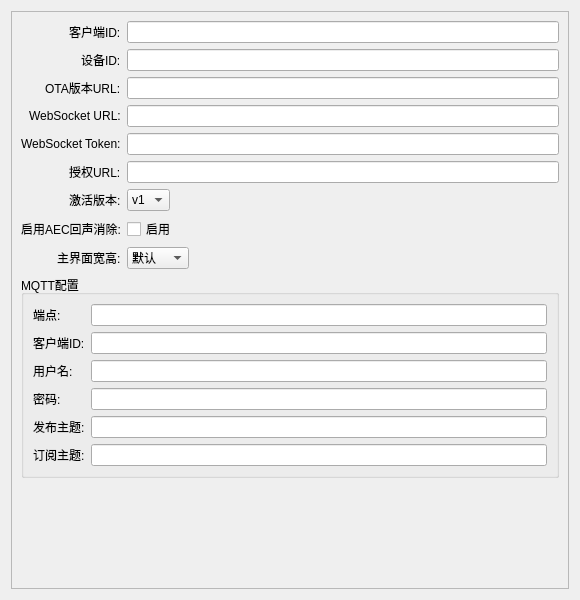
Qt form src/views/settings/components/system_options/system_options_widget.ui (GGbond-dot/kian_ai_0001) before a commit.
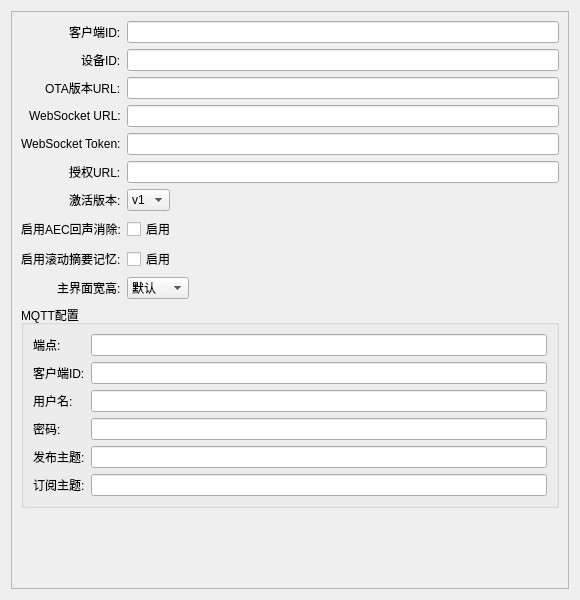
The same form after that commit.

```diff
--- a/src/views/settings/components/system_options/system_options_widget.ui
+++ b/src/views/settings/components/system_options/system_options_widget.ui
@@ -135,13 +135,27 @@
         </widget>
        </item>
        <item row="8" column="0">
+        <widget class="QLabel" name="label_memory_summary_enabled">
+         <property name="text">
+          <string>启用滚动摘要记忆:</string>
+         </property>
+        </widget>
+       </item>
+       <item row="8" column="1">
+        <widget class="QCheckBox" name="memory_summary_enabled_check">
+         <property name="text">
+          <string>启用</string>
+         </property>
+        </widget>
+       </item>
+       <item row="9" column="0">
         <widget class="QLabel" name="label_window_size">
          <property name="text">
           <string>主界面宽高:</string>
          </property>
         </widget>
        </item>
-       <item row="8" column="1">
+       <item row="9" column="1">
         <widget class="QComboBox" name="window_size_combo">
          <item>
           <property name="text">
@@ -158,9 +172,9 @@
            <string>100%</string>
           </property>
          </item>
-        </widget>
+       </widget>
        </item>
-       <item row="9" column="0" colspan="2">
+       <item row="10" column="0" colspan="2">
         <widget class="QGroupBox" name="mqtt_group">
          <property name="title">
           <string>MQTT配置</string>
```
